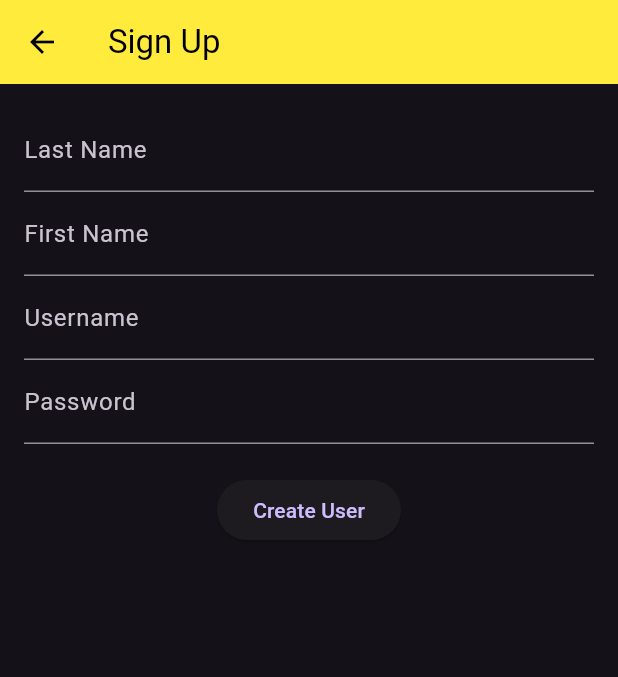
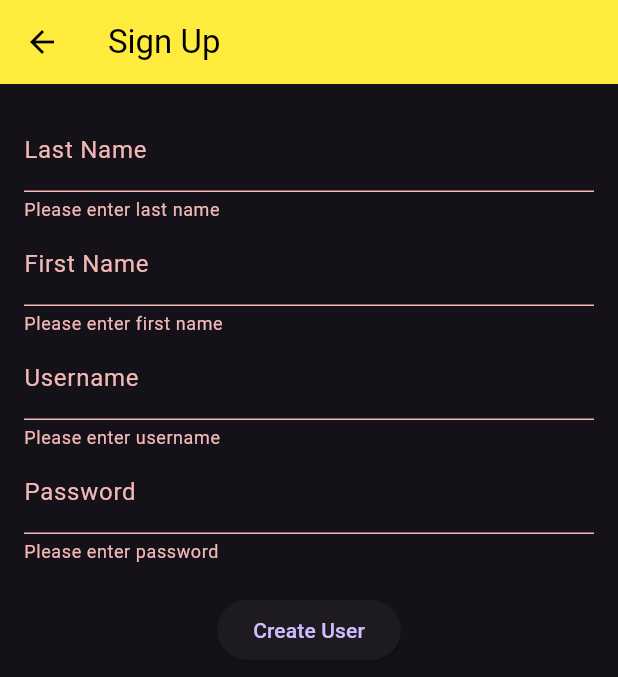
Before and after one commit to darlenemaebulaon/project001, a Flutter app: the SignUpPage screen opened directly, after a tap on "Create User", on a phone screen of 412 x 824 dp. Shown: the top 677 px of the screen. Run offline on Flutter 3.47's test engine with Material 3 defaults, Android fonts, the phone set to English and light mode, and no system bars.

Commit message:
first commit

```diff
--- a/lib/signup_MDMB.dart
+++ b/lib/signup_MDMB.dart
@@ -21,10 +21,10 @@ class _SignUpPageState extends State<SignUpPage> {
     final url = Uri.parse('https://reqres.in/api/users');
 
     final Map<String, dynamic> requestData = {
-      'last_name': _lastNameController,
-      'first_name': _firstNameController,
-      'username': _userNameController,
-      'password': _passwordController
+      'last_name': _lastNameController.text,
+      'first_name': _firstNameController.text,
+      'username': _userNameController.text,
+      'password': _passwordController.text
     };
 
     try {
@@ -33,10 +33,21 @@ class _SignUpPageState extends State<SignUpPage> {
         headers: {'Content-Type': 'application/json'},
         body: jsonEncode(requestData),
       );
-      print("Response Status: ${response.statusCode}");
-      print("Response Body: ${response.body}");
+
+      if (response.statusCode == 201) {
+        ScaffoldMessenger.of(context).showSnackBar(
+          SnackBar(content: Text('User created successfully!')),
+        );
+        Navigator.pop(context);
+      } else {
+        ScaffoldMessenger.of(context).showSnackBar(
+          SnackBar(content: Text('Failed to create user: ${response.body}')),
+        );
+      }
     } catch (e) {
-      print("Error: $e");
+      ScaffoldMessenger.of(context).showSnackBar(
+        SnackBar(content: Text('Error: $e')),
+      );
     }
   }
 
@@ -45,27 +56,35 @@ class _SignUpPageState extends State<SignUpPage> {
     return Scaffold(
       appBar: AppBar(title: Text('Sign Up')),
       body: Padding(
-          padding: EdgeInsets.all(16.0),
-          child: Form(
-            key: _formKey,
+        padding: EdgeInsets.all(16.0),
+        child: Form(
+          key: _formKey,
           child: Column(
             children: [
               TextFormField(
                 controller: _lastNameController,
                 decoration: InputDecoration(labelText: 'Last Name'),
+                validator: (value) =>
+                    value!.isEmpty ? 'Please enter last name' : null,
               ),
               TextFormField(
                 controller: _firstNameController,
                 decoration: InputDecoration(labelText: 'First Name'),
+                validator: (value) =>
+                    value!.isEmpty ? 'Please enter first name' : null,
               ),
               TextFormField(
                 controller: _userNameController,
                 decoration: InputDecoration(labelText: 'Username'),
+                validator: (value) =>
+                    value!.isEmpty ? 'Please enter username' : null,
               ),
               TextFormField(
                 controller: _passwordController,
                 decoration: InputDecoration(labelText: 'Password'),
                 obscureText: true,
+                validator: (value) =>
+                    value!.isEmpty ? 'Please enter password' : null,
               ),
               SizedBox(height: 20),
               ElevatedButton(
@@ -73,12 +92,9 @@ class _SignUpPageState extends State<SignUpPage> {
                 child: Text('Create User'),
               ),
             ],
-          )),
+          ),
+        ),
       ),
     );
   }
 }
-
-void main() {
-  runApp(MaterialApp(home: SignUpPage()));
-}
```
